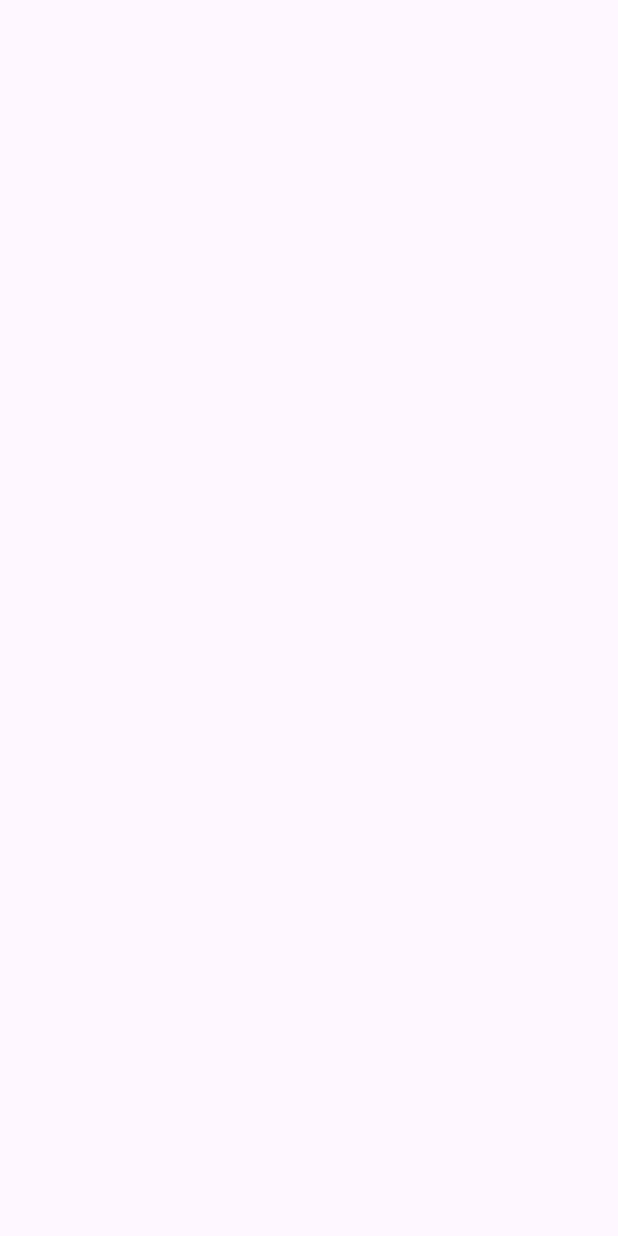
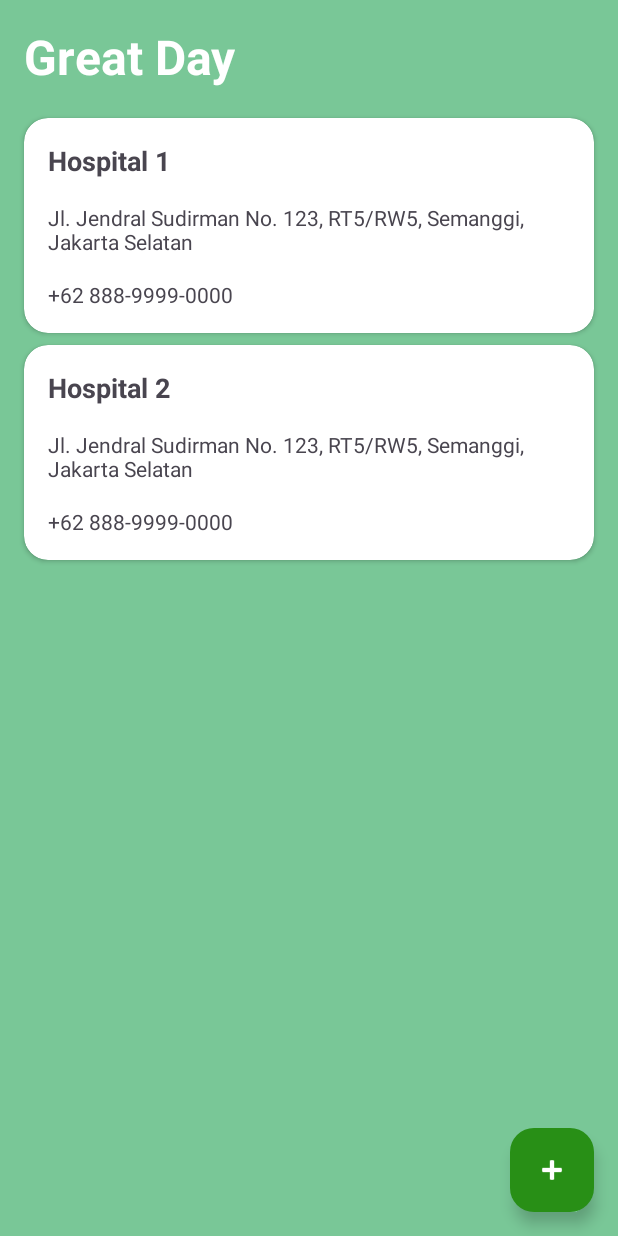
Before and after one commit to fajri-farid/Medical-Info-App, an Android app: the screen it shows after launch (MainActivity), on a phone screen of 412 x 824 dp. Before the commit the screen is empty. Run offline under Robolectric (Android 15) with nearby library versions, the phone set to English and light mode, and no system bars.

Commit message:
feat: Home Activity done

```diff
--- a/app/build.gradle.kts
+++ b/app/build.gradle.kts
@@ -1,6 +1,7 @@
 plugins {
     alias(libs.plugins.android.application)
     alias(libs.plugins.kotlin.android)
+    id("org.jetbrains.kotlin.plugin.parcelize")
 }
 
 android {
--- /dev/null
+++ b/app/src/main/java/com/fajrifarid/medicalinfoapp/common/MedicalInfo.kt
@@ -0,0 +1,13 @@
+package com.fajrifarid.medicalinfoapp.common
+
+import android.os.Parcelable
+import kotlinx.parcelize.Parcelize
+import java.util.UUID
+
+@Parcelize
+data class MedicalInfo(
+    val id: String = UUID.randomUUID().toString(),
+    val name: String = "Hospital",
+    val address: String = "Jl. Jendral Sudirman No. 123, RT5/RW5, Semanggi, Jakarta Selatan",
+    val phoneNumber: String = "+62 888-9999-0000"
+):Parcelable
--- /dev/null
+++ b/app/src/main/java/com/fajrifarid/medicalinfoapp/main/DiffUtilCallback.kt
@@ -0,0 +1,15 @@
+package com.fajrifarid.medicalinfoapp.main
+
+import androidx.recyclerview.widget.DiffUtil
+import com.fajrifarid.medicalinfoapp.common.MedicalInfo
+
+class DiffUtilCallback : DiffUtil.ItemCallback<MedicalInfo>(){
+    override fun areItemsTheSame(oldItem: MedicalInfo, newItem: MedicalInfo): Boolean {
+        return oldItem.id == newItem.id
+    }
+
+    override fun areContentsTheSame(oldItem: MedicalInfo, newItem: MedicalInfo): Boolean {
+        return oldItem == newItem
+    }
+
+}
--- a/app/src/main/java/com/fajrifarid/medicalinfoapp/main/MainActivity.kt
+++ b/app/src/main/java/com/fajrifarid/medicalinfoapp/main/MainActivity.kt
@@ -17,5 +17,16 @@ class MainActivity : AppCompatActivity() {
             v.setPadding(systemBars.left, systemBars.top, systemBars.right, systemBars.bottom)
             insets
         }
+
+        // Mengecek apakah activity ini baru pertama kali dibuat (bukan hasil rotasi/saved state)
+        if (savedInstanceState == null) {
+            // Menampilkan fragment utama (MainFragment) ke dalam container yang ada di layout
+            supportFragmentManager.beginTransaction()
+                .replace(
+                    R.id.fragment_container, // ID container (FrameLayout) tempat fragment akan dimasukkan
+                    MainFragment.newInstance("", "") // Memanggil fragment utama, dengan parameter kosong
+                )
+                .commitNow() // Segera jalankan transaksinya
+        }
     }
 }
--- a/app/src/main/java/com/fajrifarid/medicalinfoapp/main/MainFragment.kt
+++ b/app/src/main/java/com/fajrifarid/medicalinfoapp/main/MainFragment.kt
@@ -5,15 +5,21 @@ import androidx.fragment.app.Fragment
 import android.view.LayoutInflater
 import android.view.View
 import android.view.ViewGroup
+import androidx.recyclerview.widget.LinearLayoutManager
+import androidx.recyclerview.widget.RecyclerView
 import com.fajrifarid.medicalinfoapp.R
+import com.fajrifarid.medicalinfoapp.common.MedicalInfo
+import com.google.android.material.floatingactionbutton.FloatingActionButton
 
 private const val ARG_PARAM1 = "param1"
 private const val ARG_PARAM2 = "param2"
 
 class MainFragment : Fragment() {
-    // TODO: Rename and change types of parameters
     private var param1: String? = null
     private var param2: String? = null
+    private val rvMedicalInfo by lazy { view?.findViewById<RecyclerView>(R.id.rv_medical_info) }
+    private val fabAddData by lazy { view?.findViewById<FloatingActionButton>(R.id.fab_add_data) }
+    private val adapter = MedicalInfoAdapter()
 
     override fun onCreate(savedInstanceState: Bundle?) {
         super.onCreate(savedInstanceState)
@@ -30,6 +36,28 @@ class MainFragment : Fragment() {
         return inflater.inflate(R.layout.fragment_main, container, false)
     }
 
+    override fun onViewCreated(view: View, savedInstanceState: Bundle?) {
+        super.onViewCreated(view, savedInstanceState)
+        initMedicalInfoList()
+        fabAddData?.setOnClickListener {
+            adapter.addItems(MedicalInfo())
+        }
+    }
+
+    private fun initMedicalInfoList(){
+        rvMedicalInfo?.layoutManager = LinearLayoutManager(context)
+        rvMedicalInfo?.adapter = adapter
+        adapter.setData(generateDummyData())
+    }
+
+    private fun generateDummyData(): List<MedicalInfo>{
+        return listOf(
+            MedicalInfo(name = "Hospital 1",),
+            MedicalInfo(name = "Hospital 2",),
+        )
+
+    }
+
     companion object {
         @JvmStatic
         fun newInstance(param1: String, param2: String) =
--- /dev/null
+++ b/app/src/main/java/com/fajrifarid/medicalinfoapp/main/MedicalInfoAdapter.kt
@@ -0,0 +1,41 @@
+package com.fajrifarid.medicalinfoapp.main
+
+import android.view.LayoutInflater
+import android.view.View
+import android.view.ViewGroup
+import android.widget.TextView
+import androidx.recyclerview.widget.ListAdapter
+import androidx.recyclerview.widget.RecyclerView
+import com.fajrifarid.medicalinfoapp.R
+import com.fajrifarid.medicalinfoapp.common.MedicalInfo
+
+class MedicalInfoAdapter: ListAdapter<MedicalInfo, MedicalInfoAdapter.MedicalInfoViewHolder>(DiffUtilCallback()) {
+    inner class MedicalInfoViewHolder(itemView: View): RecyclerView.ViewHolder(itemView) {
+        fun bind(item: MedicalInfo){
+            val hospitalNameView = itemView.findViewById<TextView>(R.id.tv_hospital_name)
+            val hospitalAddressView = itemView.findViewById<TextView>(R.id.tv_hospital_address)
+            val phoneNumberView = itemView.findViewById<TextView>(R.id.tv_phone_number)
+
+            hospitalNameView.text = item.name
+            hospitalAddressView.text = item.address
+            phoneNumberView.text = item.phoneNumber
+        }
+    }
+
+    override fun onCreateViewHolder(parent: ViewGroup, viewType: Int): MedicalInfoViewHolder{
+        val view = LayoutInflater.from(parent.context).inflate(R.layout.item_medical_info, parent, false)
+        return MedicalInfoViewHolder(view)
+    }
+
+    override fun onBindViewHolder(holder: MedicalInfoViewHolder, position: Int) {
+        holder.bind(getItem(position))
+    }
+
+    fun setData(itemList: List<MedicalInfo>){
+        submitList(itemList)
+    }
+
+    fun addItems(newItems: MedicalInfo){
+        submitList(currentList + newItems)
+    }
+}
--- /dev/null
+++ b/app/src/main/res/drawable/textfield_background_shape.xml
@@ -0,0 +1,5 @@
+<?xml version="1.0" encoding="utf-8"?>
+<shape xmlns:android="http://schemas.android.com/apk/res/android">
+    <solid  android:color="@color/textfield_backgroud_color"/>
+    <corners android:radius="16dp"/>
+</shape>
--- a/app/src/main/res/layout/activity_main.xml
+++ b/app/src/main/res/layout/activity_main.xml
@@ -9,8 +9,8 @@
 
     <FrameLayout
         android:id="@+id/fragment_container"
-        android:layout_width="wrap_content"
-        android:layout_height="wrap_content"
+        android:layout_width="match_parent"
+        android:layout_height="match_parent"
         app:layout_constraintBottom_toBottomOf="parent"
         app:layout_constraintEnd_toEndOf="parent"
         app:layout_constraintStart_toStartOf="parent"
--- a/app/src/main/res/values/colors.xml
+++ b/app/src/main/res/values/colors.xml
@@ -2,6 +2,7 @@
 <resources>
     <color name="black">#FF000000</color>
     <color name="white">#FFFFFFFF</color>
-    <color name="main_background">#79C797</color>\
+    <color name="main_background">#79C797</color>
     <color name="fab_color">#288f16</color>
+    <color name="textfield_backgroud_color">#F3F4F6</color>
 </resources>
```
Also changed, not shown: app/src/main/java/com/fajrifarid/medicalinfoapp/input/InputFragment.kt (added, +60 -0 lines), app/src/main/res/drawable/back_arrow.xml (added, +10 -0 lines), app/src/main/res/layout/fragment_input.xml (added, +14 -0 lines).
